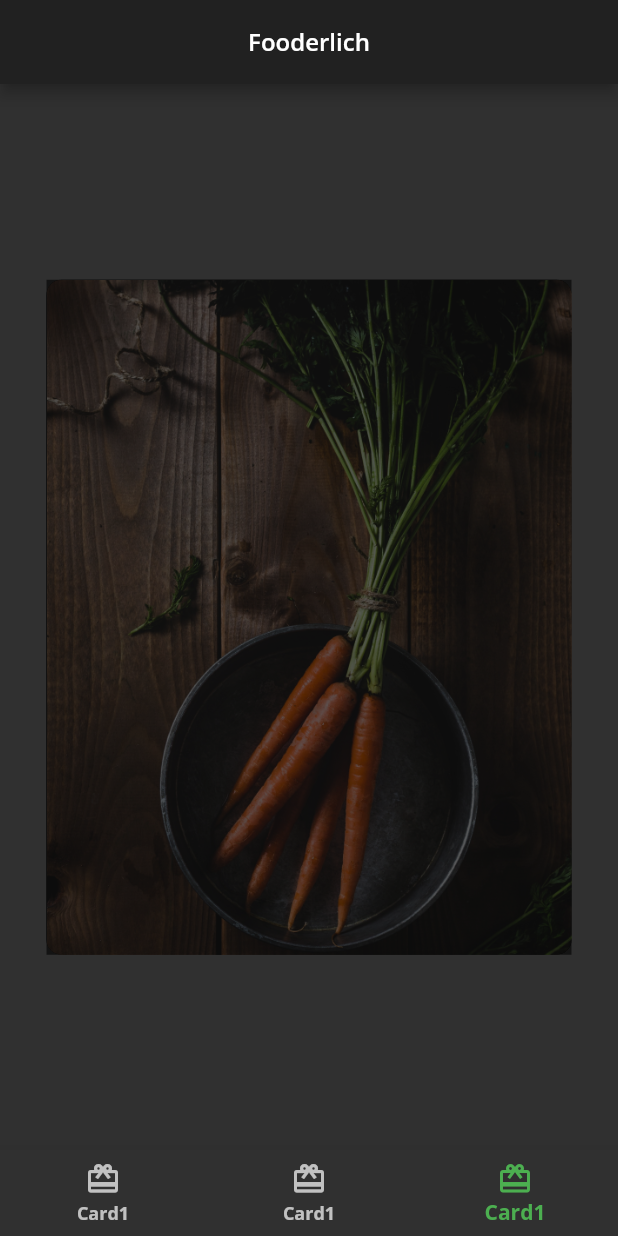
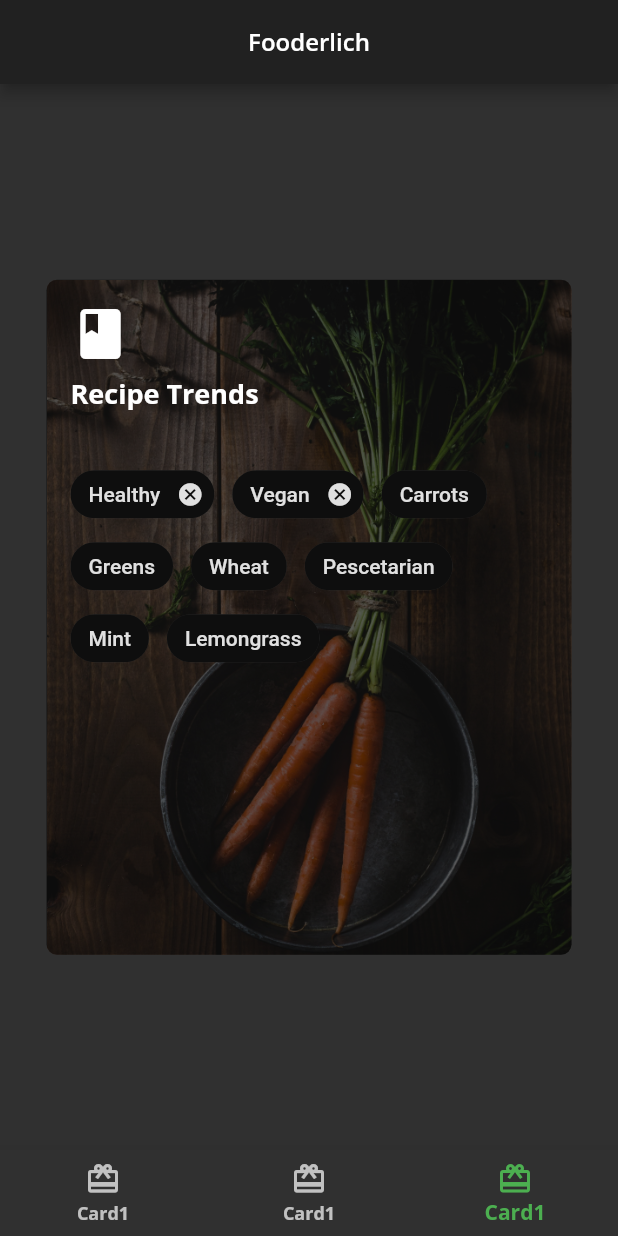
Before and after one commit to robsenshemsedin/flutter-apprentice, a Flutter app: the screen it shows after launch, item 3 of the bottom bar chosen, on a phone screen of 412 x 824 dp. Run offline on Flutter 3.47's test engine with Material 2 defaults, Android fonts, the phone set to English and light mode, and no system bars; our stand-ins replace google_fonts.

Commit message:
Add Chips

```diff
--- a/04-understanding-widgets/projects/fooderlich/lib/card3.dart
+++ b/04-understanding-widgets/projects/fooderlich/lib/card3.dart
@@ -11,22 +11,80 @@ class Card3 extends StatelessWidget {
           width: 350,
           height: 450,
         ),
-        decoration: BoxDecoration(
-          color: Colors.black.withOpacity(0.9),
+        decoration: const BoxDecoration(
           image: DecorationImage(
             image: AssetImage('assets/images/mag2.png'),
             fit: BoxFit.cover,
           ),
-          borderRadius: BorderRadius.all(Radius.circular(10.0)),
+          borderRadius: BorderRadius.all(Radius.circular(7.0)),
         ),
         child: Stack(
           children: [
             Container(
+                decoration: BoxDecoration(
               color: Colors.black.withOpacity(0.6),
+              borderRadius: const BorderRadius.all(Radius.circular(7.0)),
+            )),
+            Container(
+              padding: const EdgeInsets.all(16),
+              child: Column(
+                crossAxisAlignment: CrossAxisAlignment.start,
+                children: [
+                  const Icon(
+                    Icons.book,
+                    size: 40,
+                    color: Colors.white,
+                  ),
+
+                  const SizedBox(height: 8),
+                  // 8
+                  Text(
+                    'Recipe Trends',
+                    style: FooderlichTheme.darkTextTheme.titleLarge,
+                  ),
+                  // 9
+                  const SizedBox(height: 30),
+                  Wrap(
+                    alignment: WrapAlignment.start,
+                    spacing: 12,
+                    children: [
+                      Chip(
+                          onDeleted: () {},
+                          backgroundColor: Colors.black.withOpacity(0.7),
+                          label: Text(
+                            'Healthy',
+                            style: FooderlichTheme.lightTextTheme.titleSmall,
+                          )),
+                      Chip(
+                          onDeleted: () {},
+                          backgroundColor: Colors.black.withOpacity(0.7),
+                          label: Text(
+                            'Vegan',
+                            style: FooderlichTheme.lightTextTheme.titleSmall,
+                          )),
+                      chip('Carrots'),
+                      chip('Greens'),
+                      chip('Wheat'),
+                      chip('Pescetarian'),
+                      chip('Mint'),
+                      chip('Lemongrass'),
+                    ],
+                  )
+                ],
+              ),
             )
           ],
         ),
       ),
     );
   }
+
+  Widget chip(String text) {
+    return Chip(
+        backgroundColor: Colors.black.withOpacity(0.7),
+        label: Text(
+          text,
+          style: FooderlichTheme.lightTextTheme.titleSmall,
+        ));
+  }
 }
```
